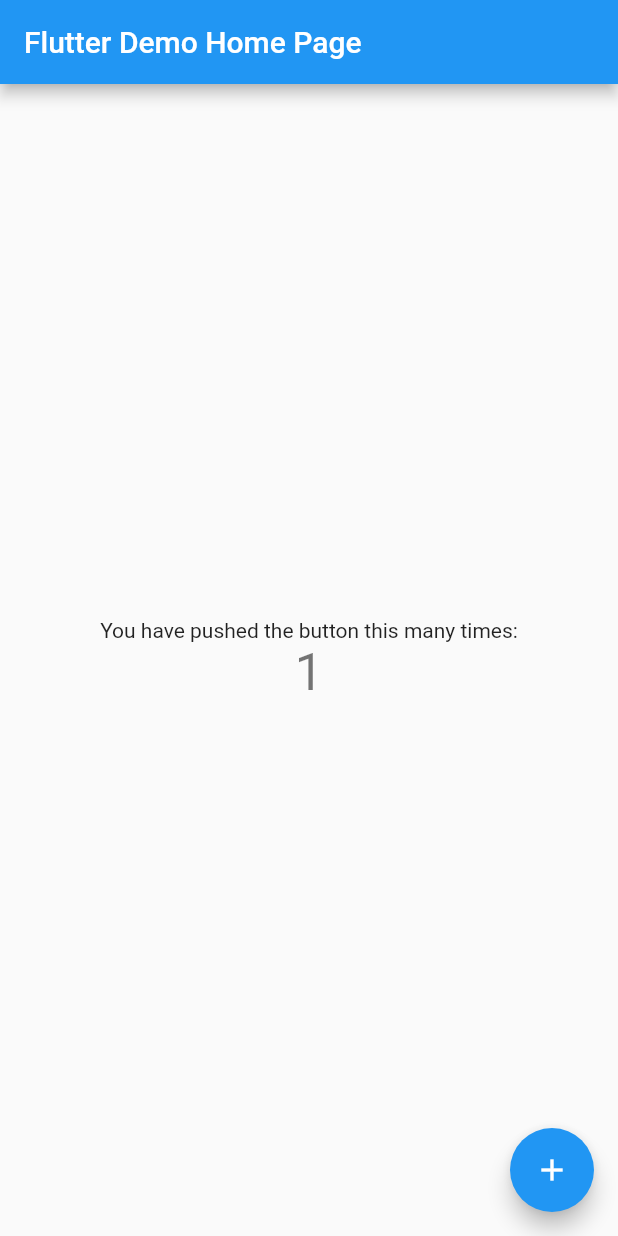
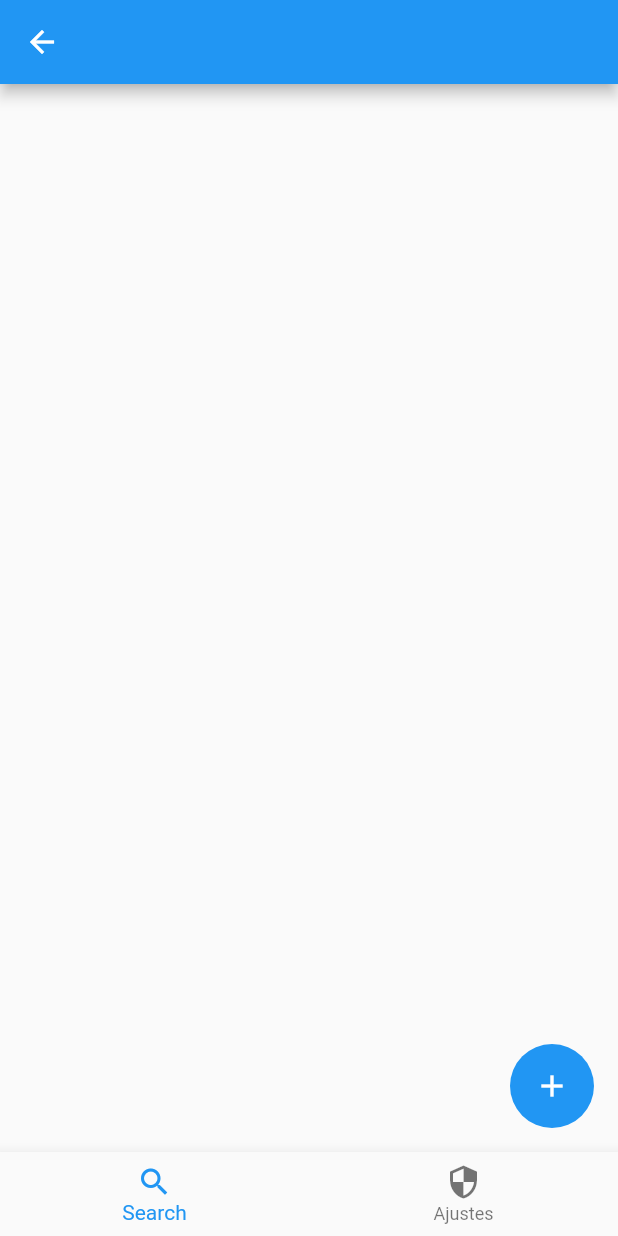
Before and after one commit to manuelduarte077/WidgetOfTheWeek-Flutter, a Flutter app: the screen it shows after launch, after a tap on the "add" icon, on a phone screen of 412 x 824 dp. Run offline on Flutter 3.47's test engine with Material 2 defaults, Android fonts, the light colour scheme and no system bars; our stand-ins replace animate_do; missing offline and left inert: dart:ffi.

Commit message:
Widget Floating Action Button  #8 - Fin

```diff
--- a/flutter_floating_action_button/lib/main.dart
+++ b/flutter_floating_action_button/lib/main.dart
@@ -1,113 +1,65 @@
 import 'package:flutter/material.dart';
 
-void main() {
-  runApp(MyApp());
-}
+void main() => runApp(MyApp());
 
 class MyApp extends StatelessWidget {
-  // This widget is the root of your application.
   @override
   Widget build(BuildContext context) {
     return MaterialApp(
-      title: 'Flutter Demo',
-      theme: ThemeData(
-        // This is the theme of your application.
-        //
-        // Try running your application with "flutter run". You'll see the
-        // application has a blue toolbar. Then, without quitting the app, try
-        // changing the primarySwatch below to Colors.green and then invoke
-        // "hot reload" (press "r" in the console where you ran "flutter run",
-        // or simply save your changes to "hot reload" in a Flutter IDE).
-        // Notice that the counter didn't reset back to zero; the application
-        // is not restarted.
-        primarySwatch: Colors.blue,
-      ),
-      home: MyHomePage(title: 'Flutter Demo Home Page'),
+      debugShowCheckedModeBanner: false,
+      title: 'Material App',
+      home: MyPage(),
     );
   }
 }
 
-class MyHomePage extends StatefulWidget {
-  MyHomePage({Key key, this.title}) : super(key: key);
-
-  // This widget is the home page of your application. It is stateful, meaning
-  // that it has a State object (defined below) that contains fields that affect
-  // how it looks.
-
-  // This class is the configuration for the state. It holds the values (in this
-  // case the title) provided by the parent (in this case the App widget) and
-  // used by the build method of the State. Fields in a Widget subclass are
-  // always marked "final".
-
-  final String title;
-
-  @override
-  _MyHomePageState createState() => _MyHomePageState();
-}
-
-class _MyHomePageState extends State<MyHomePage> {
-  int _counter = 0;
-
-  void _incrementCounter() {
-    setState(() {
-      // This call to setState tells the Flutter framework that something has
-      // changed in this State, which causes it to rerun the build method below
-      // so that the display can reflect the updated values. If we changed
-      // _counter without calling setState(), then the build method would not be
-      // called again, and so nothing would appear to happen.
-      _counter++;
-    });
-  }
-
+class MyPage extends StatelessWidget {
   @override
   Widget build(BuildContext context) {
-    // This method is rerun every time setState is called, for instance as done
-    // by the _incrementCounter method above.
-    //
-    // The Flutter framework has been optimized to make rerunning build methods
-    // fast, so that you can just rebuild anything that needs updating rather
-    // than having to individually change instances of widgets.
     return Scaffold(
-      appBar: AppBar(
-        // Here we take the value from the MyHomePage object that was created by
-        // the App.build method, and use it to set our appbar title.
-        title: Text(widget.title),
-      ),
-      body: Center(
-        // Center is a layout widget. It takes a single child and positions it
-        // in the middle of the parent.
-        child: Column(
-          // Column is also a layout widget. It takes a list of children and
-          // arranges them vertically. By default, it sizes itself to fit its
-          // children horizontally, and tries to be as tall as its parent.
-          //
-          // Invoke "debug painting" (press "p" in the console, choose the
-          // "Toggle Debug Paint" action from the Flutter Inspector in Android
-          // Studio, or the "Toggle Debug Paint" command in Visual Studio Code)
-          // to see the wireframe for each widget.
-          //
-          // Column has various properties to control how it sizes itself and
-          // how it positions its children. Here we use mainAxisAlignment to
-          // center the children vertically; the main axis here is the vertical
-          // axis because Columns are vertical (the cross axis would be
-          // horizontal).
-          mainAxisAlignment: MainAxisAlignment.center,
-          children: <Widget>[
-            Text(
-              'You have pushed the button this many times:',
-            ),
-            Text(
-              '$_counter',
-              style: Theme.of(context).textTheme.headline4,
-            ),
-          ],
-        ),
-      ),
-      floatingActionButton: FloatingActionButton(
-        onPressed: _incrementCounter,
-        tooltip: 'Increment',
-        child: Icon(Icons.add),
-      ), // This trailing comma makes auto-formatting nicer for build methods.
+      floatingActionButtonLocation: FloatingActionButtonLocation.centerDocked,
+      floatingActionButton: FloatingBottom(),
+      bottomNavigationBar: Navegacion(),
     );
   }
 }
+
+class MyPage2 extends StatelessWidget {
+  @override
+  Widget build(BuildContext context) {
+    return Scaffold(
+      appBar: AppBar(),
+      floatingActionButtonLocation: FloatingActionButtonLocation.endFloat,
+      floatingActionButton: FloatingBottom(),
+      bottomNavigationBar: Navegacion(),
+    );
+  }
+}
+
+class Navegacion extends StatelessWidget {
+  @override
+  Widget build(BuildContext context) {
+    return BottomNavigationBar(
+      items: [
+        BottomNavigationBarItem(
+            icon: Icon(Icons.search), title: Text('Search')),
+        BottomNavigationBarItem(
+            icon: Icon(Icons.security), title: Text('Ajustes')),
+      ],
+    );
+  }
+}
+
+class FloatingBottom extends StatelessWidget {
+  @override
+  Widget build(BuildContext context) {
+    return FloatingActionButton(
+        elevation: 0,
+        highlightElevation: 0,
+        child: Icon(Icons.add),
+        onPressed: () {
+          Navigator.push(context,
+              MaterialPageRoute(builder: (BuildContext context) => MyPage2()));
+        });
+  }
+}
```
